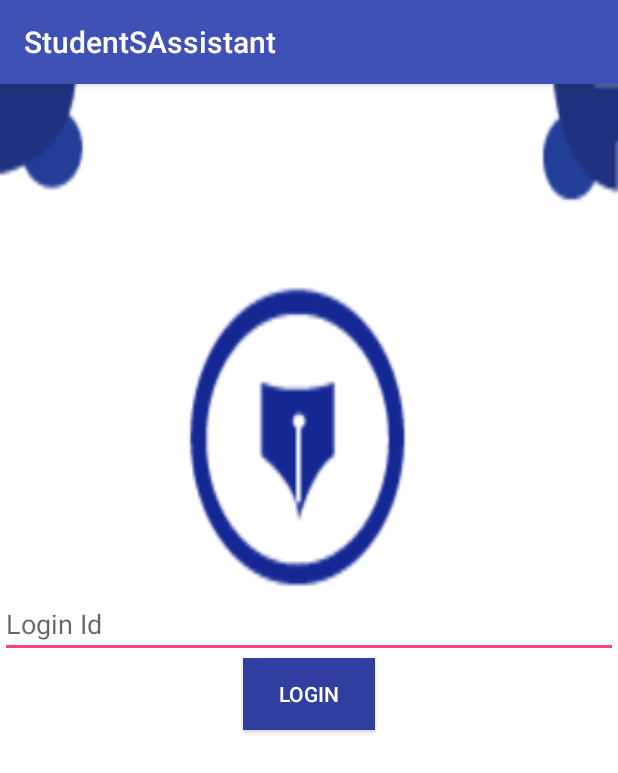
After one commit to apurba23/Students-Smart-Assistant, an Android app: the LoginActivity screen opened directly, with no data from a screen before it, on a phone screen of 412 x 824 dp. The commit adds this screen. Shown: the top 773 px of the screen. Run offline under Robolectric (Android 15) with nearby library versions, the phone set to English and light mode, and no system bars; 3 statements that could not run were skipped.

Commit message:
Login Activity & Custom Adapter

```diff
--- a/app/src/main/AndroidManifest.xml
+++ b/app/src/main/AndroidManifest.xml
@@ -16,8 +16,7 @@
                 <category android:name="android.intent.category.LAUNCHER" />
             </intent-filter>
         </activity>
-        <activity android:name=".activity_login" />
-        <activity android:name=".childview"></activity>
+        <activity android:name=".LoginActivity" />
     </application>
 
 </manifest>
--- /dev/null
+++ b/app/src/main/java/com/example/undefined/studentsassistant/LoginActivity.java
@@ -0,0 +1,48 @@
+package com.example.undefined.studentsassistant;
+
+import android.content.Intent;
+import android.support.v7.app.AppCompatActivity;
+import android.os.Bundle;
+import android.view.View;
+import android.widget.EditText;
+import android.widget.LinearLayout;
+import android.widget.TextView;
+import android.widget.Toast;
+
+public class LoginActivity extends AppCompatActivity {
+    FirebaseFirestore db;
+    private EditText loginText;
+    @Override
+    protected void onCreate(Bundle savedInstanceState) {
+        super.onCreate(savedInstanceState);
+        setContentView(R.layout.activity_login);
+        LinearLayout linearLayout = (LinearLayout) findViewById(R.id.linar1);
+        TextView textView1 = new TextView(this);
+        textView1.setLayoutParams(new LinearLayout.LayoutParams(LinearLayout.LayoutParams.WRAP_CONTENT,
+                LinearLayout.LayoutParams.WRAP_CONTENT));
+        textView1.setText("Developed by Undefined");
+        textView1.setBackgroundColor(0xff66ff66);
+        textView1.setPadding(20, 20, 20, 20);
+        linearLayout.addView(textView1);
+        db=FirebaseFirestore.getInstance();
+        loginText=findViewById(R.id.editText);
+    }
+
+    public void loginMethod(View view) {
+        db.collection("tbl_student").whereEqualTo("id",loginText.getText().toString()).get().addOnSuccessListener(new OnSuccessListener<QuerySnapshot>() {
+            @Override
+            public void onSuccess(QuerySnapshot documentSnapshots) {
+                if(documentSnapshots.isEmpty())
+                {
+                    Toast.makeText(getBaseContext(),"Login Failed!!",Toast.LENGTH_LONG).show();
+                }
+                else {
+                    Toast.makeText(getBaseContext(),"Login Success!!",Toast.LENGTH_LONG).show();
+                    Intent intent=new Intent(LoginActivity.this,MainActivity.class);
+                    intent.putExtra("id",loginText.getText().toString());
+                    startActivity(intent);
+                }
+            }
+        });
+    }
+}
--- a/app/src/main/res/layout/activity_login.xml
+++ b/app/src/main/res/layout/activity_login.xml
@@ -7,7 +7,7 @@
     android:orientation="vertical"
     android:gravity="center"
     android:background="@drawable/s"
-    tools:context=".activity_login">
+    tools:context=".LoginActivity">
 
     <EditText
         android:id="@+id/editText"
```
Also changed, not shown: app/src/main/java/com/example/undefined/studentsassistant/CustomAdapter.java (added, +54 -0 lines), app/src/main/java/com/example/undefined/studentsassistant/activity_login.java (deleted, +0 -13 lines), app/src/main/java/com/example/undefined/studentsassistant/childview.java (deleted, +0 -13 lines).
